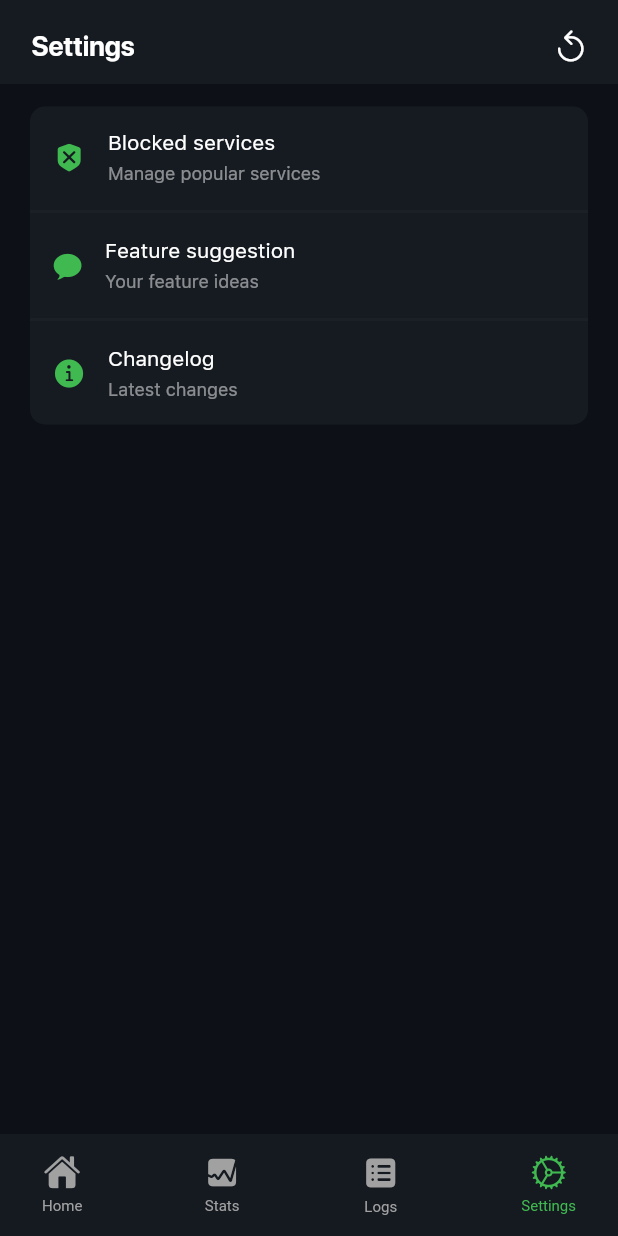
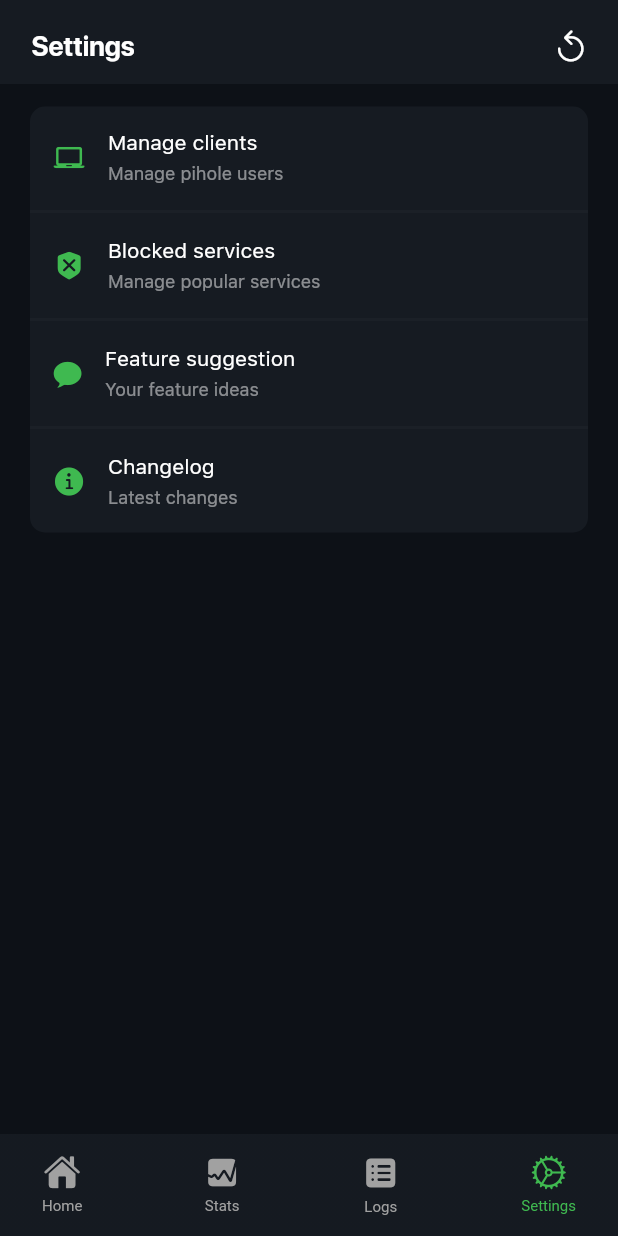
Before and after one commit to zero-stealth/Pihole-Manager, a Flutter app: the Dashboard screen opened directly, item 4 of the bottom bar chosen, on a phone screen of 412 x 824 dp. Run offline on Flutter 3.47's test engine with Material 2 defaults, Android fonts, the phone set to English and light mode, and no system bars; our stand-ins replace flutter_dotenv, flutter_svg, loading_animation_widget, sqflite; accounts and stored records are empty.

Commit message:
:hammer: Setup Clients page

```diff
--- a/lib/screens/Dashboard.dart
+++ b/lib/screens/Dashboard.dart
@@ -36,11 +36,12 @@ class _DashboardState extends State<Dashboard> {
   var selectedMenuItem = "home";
   var timesPressed = 0;
   var _parentVariable = false;
+  var clients = [];
 
   final Uri _url = Uri.parse('https://youtube.com/watch?v=xvFZjo5PgG0');
 
   Future<void> _launchUrl() async {
-    if(!await launchUrl(_url)){
+    if (!await launchUrl(_url)) {
       throw 'Could not launch $_url';
     }
   }
@@ -99,6 +100,71 @@ class _DashboardState extends State<Dashboard> {
   //   fetchQueries();
   //   print('INITIATED');
   // }
+
+  setClients() async {
+    final dbHelper = DatabaseHelper.instance;
+    var devices = await dbHelper.queryAllRows('devices');
+
+    for (var i = 0; i < devices.length; i++) {
+      final res = await http.Client().get(Uri.parse(
+          'http://${devices[i]['ip']}/admin/api.php?topClients&auth=${devices[i]['apitoken']}'));
+      if (res.statusCode == 200) {
+        var pars = jsonDecode(res.body);
+        // print('CLIENTS: $pars');
+        // print(pars['top_sources'].keys.elementAt(2));
+
+        // print(pars['top_sources'].length);
+
+        for (var i = 0; i < pars['top_sources'].length; i++) {
+          var key = pars['top_sources'].keys.elementAt(i);
+          var value = pars['top_sources']['$key'];
+          var data = [
+            {'ip': key},
+            {'requests': value}
+          ];
+
+          await checkClient(key, value);
+        }
+      }
+    }
+  }
+
+  // cheeck of client already exists in the db
+  // if yes do nothing
+  // if not add them
+  checkClient(ip, requests) async {
+    try {
+      final dbHelper = DatabaseHelper.instance;
+      var myclients = await dbHelper.queryAllRows('clients');
+
+      for (var i = 0; i < myclients.length; i++) {
+        if (ip == myclients[i]['ip']) {
+          print("[-] $ip already exists in db");
+          return;
+        }
+      }
+
+      Map<String, dynamic> row = {
+        "name": "none",
+        "ip": ip,
+        "requests": requests
+      };
+
+      await dbHelper.insert(row, "clients");
+      print("[+] Added $ip to clients db");
+      return;
+    } catch (e) {
+      print('ERROR');
+      print(e);
+    }
+  }
+
+  @override
+  void initState() {
+    // TODO: implement initState
+    super.initState();
+    setClients();
+  }
 
   @override
   Widget build(BuildContext context) {
@@ -233,7 +299,7 @@ class _DashboardState extends State<Dashboard> {
                                     timesPressed = timesPressed + 1;
                                   });
 
-                                  if(timesPressed >= 10){
+                                  if (timesPressed >= 10) {
                                     setState(() {
                                       timesPressed = 0;
                                     });
--- a/lib/screens/Settings.dart
+++ b/lib/screens/Settings.dart
@@ -6,6 +6,7 @@ import 'package:flutter/material.dart';
 import 'package:flutter_dotenv/flutter_dotenv.dart';
 import 'package:loading_animation_widget/loading_animation_widget.dart';
 import 'package:piremote/screens/Blocked.dart';
+import 'package:piremote/screens/Clients.dart';
 import 'package:piremote/widgets/InputWidget.dart';
 import 'package:http/http.dart' as http;
 import 'package:html/parser.dart' as parser;
@@ -346,6 +347,19 @@ class _SettingsState extends State<Settings> {
       child: Column(
         children: [
           SettingsItem(
+            icon: CupertinoIcons.device_laptop,
+            name: "Manage clients",
+            subtitle: "Manage pihole users",
+            iconSize: 22.0,
+            borderStatus: true,
+            onPressed: () {
+              Navigator.push(
+                context,
+                MaterialPageRoute(builder: (context) => Clients()),
+              );
+            },
+          ),
+          SettingsItem(
             icon: CupertinoIcons.xmark_shield_fill,
             name: "Blocked services",
             subtitle: "Manage popular services",
--- a/lib/screens/Statistics.dart
+++ b/lib/screens/Statistics.dart
@@ -46,7 +46,7 @@ class _StatisticsState extends State<Statistics> {
                               color: Colors.white,
                               fontSize: 13.0,
                               fontFamily: "SFT-Regular",
-                              fontWeight: FontWeight.w600,
+                              // fontWeight: FontWeight.w600,
                             ),
                           ),
                         ),
@@ -110,7 +110,7 @@ class _StatisticsState extends State<Statistics> {
                                 color: Colors.white,
                                 fontFamily: "SFT-Regular",
                                 fontSize: 13.0,
-                                fontWeight: FontWeight.w600,
+                                // fontWeight: FontWeight.w600,
                               ),
                             ),
                           ),
@@ -175,7 +175,7 @@ class _StatisticsState extends State<Statistics> {
                               fontSize: 13.0,
                               color: Colors.white,
                               fontFamily: "SFT-Regular",
-                              fontWeight: FontWeight.w600,
+                              // fontWeight: FontWeight.w600,
                             ),
                           ),
                         ),
```
Also changed, not shown: lib/screens/Clients.dart (added, +163 -0 lines).
